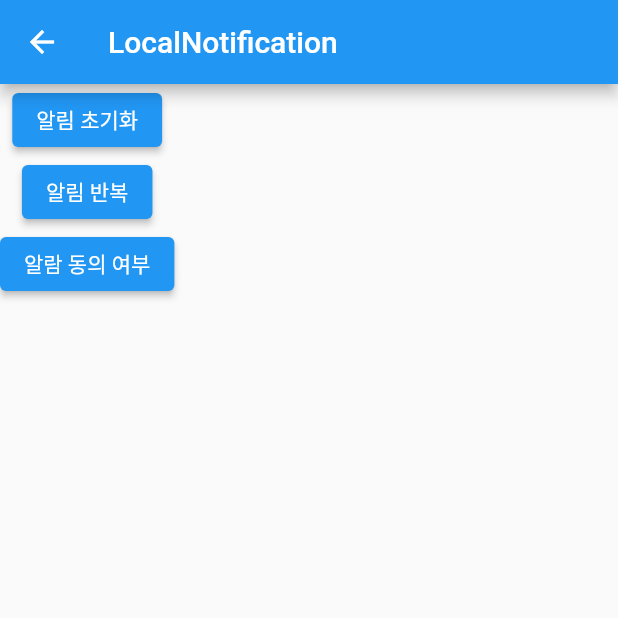
After one commit to bearscome/flutter, a Flutter app: the LocalNotification screen opened directly, after a tap on "알림 반복", on a phone screen of 412 x 824 dp, the top half of it. The commit adds this screen. Run offline on Flutter 3.47's test engine with Material 2 defaults, Android fonts, the phone set to English and light mode, and no system bars; our stand-ins replace cloud_firestore, firebase_auth, firebase_core, firebase_storage, flutter_chat_bubble, flutter_local_notifications and 8 more; accounts and stored records are empty.

Commit message:
알림 수정

```diff
--- a/bloc_1/lib/local_auth/local_auth.dart
+++ b/bloc_1/lib/local_auth/local_auth.dart
@@ -58,7 +58,7 @@ class _MyWidgetState extends State<MyWidget> {
     canUseAuth = availableBiometrics;
 
     /**
-     * weak: 패턴
+     * weak: 패턴, pin번호 기본 인증인 듯
      * strong: 지문
      */
     if (availableBiometrics.contains(BiometricType.fingerprint)) {
--- a/bloc_1/lib/main.dart
+++ b/bloc_1/lib/main.dart
@@ -1,6 +1,7 @@
 import 'package:bloc_1/camera/camera.dart';
 import 'package:bloc_1/gps/gps.dart';
 import 'package:bloc_1/local_auth/local_auth.dart';
+import 'package:bloc_1/notification/notification.dart';
 import 'package:flutter/material.dart';
 
 void main() => runApp(const MyApp());
@@ -49,6 +50,10 @@ class Page extends StatelessWidget {
           onPressed: () => _goto(context, const LocalAuth()),
           child: Text(const LocalAuth().PageTitle.toString()),
         ),
+        TextButton(
+          onPressed: () => _goto(context, const LocalNotification()),
+          child: Text(const LocalNotification().PageTitle.toString()),
+        ),
       ],
     );
   }
--- /dev/null
+++ b/bloc_1/lib/notification/localNotification.dart
@@ -0,0 +1,65 @@
+import 'package:flutter_local_notifications/flutter_local_notifications.dart';
+import 'package:flutter/material.dart';
+
+class LocalNotificationTest {
+  int num = 0;
+  FlutterLocalNotificationsPlugin flutterLocalNotificationsPlugin =
+      FlutterLocalNotificationsPlugin();
+
+  initLocalNotificationPlugin() async {
+    debugPrint('초기화 진행');
+    const AndroidInitializationSettings initializationSettingsAndroid =
+        AndroidInitializationSettings('@mipmap/ic_launcher'); // aos 초기화
+    const DarwinInitializationSettings initializationSettingsDarwin =
+        DarwinInitializationSettings(); // ios 초기화
+    const InitializationSettings initializationSettings =
+        InitializationSettings(
+      android: initializationSettingsAndroid,
+      iOS: initializationSettingsDarwin,
+    );
+
+    await flutterLocalNotificationsPlugin
+        .initialize(initializationSettings); // 플러그인 초기화
+  }
+
+  void requestPermission() async {
+    final bool? result = await flutterLocalNotificationsPlugin
+        .resolvePlatformSpecificImplementation<
+            IOSFlutterLocalNotificationsPlugin>()
+        ?.requestPermissions(
+          alert: true,
+          badge: true,
+          sound: true,
+        );
+    debugPrint('알림 권한  동의:true, 비동의:false $result');
+  }
+
+  Future<void> sampleNotification() async {
+    debugPrint('임의로 푸쉬팝업 전송');
+    num++;
+    const AndroidNotificationDetails androidNotificationDetails =
+        AndroidNotificationDetails(
+      // 안드로이드 세부 알람 설정
+      'channelId',
+      'channelName',
+      channelDescription: 'channelDescription',
+      importance: Importance.max,
+      priority: Priority.max,
+      showWhen: false,
+      subText: '안녕하세요',
+    );
+
+    const NotificationDetails platformChannelSpcifics = NotificationDetails(
+      android: androidNotificationDetails, // 안드로이드는 적용 안하면 안됨
+      // iOS: IOSN
+    );
+
+    await flutterLocalNotificationsPlugin.show(
+      num,
+      'title: 알람 타이틀 $num',
+      'body: 알람 내용 $num',
+      platformChannelSpcifics,
+      payload: 'itemX',
+    );
+  }
+}
--- /dev/null
+++ b/bloc_1/lib/notification/notification.dart
@@ -0,0 +1,68 @@
+import 'dart:async';
+
+import 'package:bloc_1/notification/localNotification.dart';
+import 'package:flutter/material.dart';
+import 'package:flutter_local_notifications/flutter_local_notifications.dart';
+
+final pushAl = LocalNotificationTest();
+
+class LocalNotification extends StatefulWidget {
+  const LocalNotification({super.key});
+  final PageTitle = 'LocalNotification';
+
+  @override
+  State<LocalNotification> createState() => _LocalNotificationState();
+}
+
+class _LocalNotificationState extends State<LocalNotification> {
+  @override
+  void initState() {
+    super.initState();
+    pushAl.initLocalNotificationPlugin();
+  }
+
+  @override
+  Widget build(BuildContext context) {
+    return Scaffold(
+      appBar: AppBar(
+        title: Text(widget.PageTitle.toString()),
+      ),
+      body: const MyWidget(),
+    );
+  }
+}
+
+class MyWidget extends StatefulWidget {
+  const MyWidget({super.key});
+
+  @override
+  State<MyWidget> createState() => _MyWidgetState();
+}
+
+class _MyWidgetState extends State<MyWidget> {
+  @override
+  Widget build(BuildContext context) {
+    return Column(
+      children: [
+        ElevatedButton(
+          onPressed: () {
+            pushAl.initLocalNotificationPlugin();
+          },
+          child: Text('알림 초기화'),
+        ),
+        ElevatedButton(
+          onPressed: () {
+            pushAl.sampleNotification();
+          },
+          child: Text('알림 반복'),
+        ),
+        ElevatedButton(
+          onPressed: () {
+            pushAl.requestPermission();
+          },
+          child: Text('알람 동의 여부'),
+        )
+      ],
+    );
+  }
+}
--- a/bloc_1/pubspec.yaml
+++ b/bloc_1/pubspec.yaml
@@ -42,6 +42,7 @@ dependencies:
   gallery_saver: ^2.3.2
   geolocator: ^9.0.2
   local_auth: ^2.1.2
+  flutter_local_notifications: ^12.0.2
 
 dev_dependencies:
   flutter_test:
```
Also changed, not shown: bloc_1/lib/googlePlay/movetopage.dart (added, +14 -0 lines), bloc_1/pubspec.lock, 8 other files.
